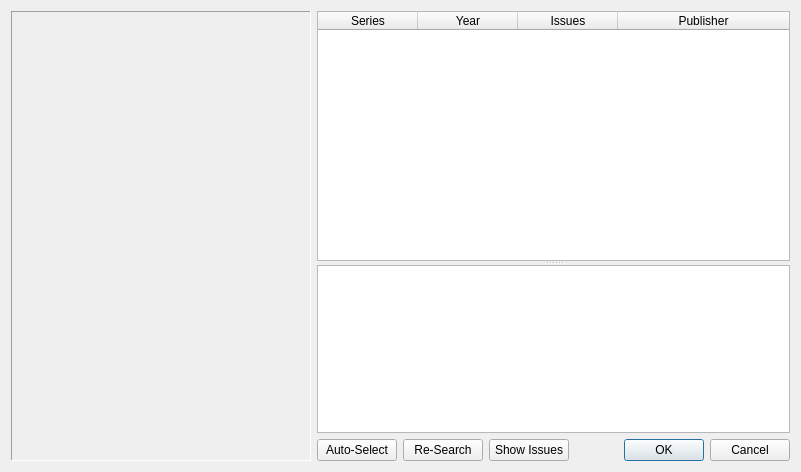
First picture: the form in volumeselectionwindow.ui, repository comictagger/comictagger, before the edit.
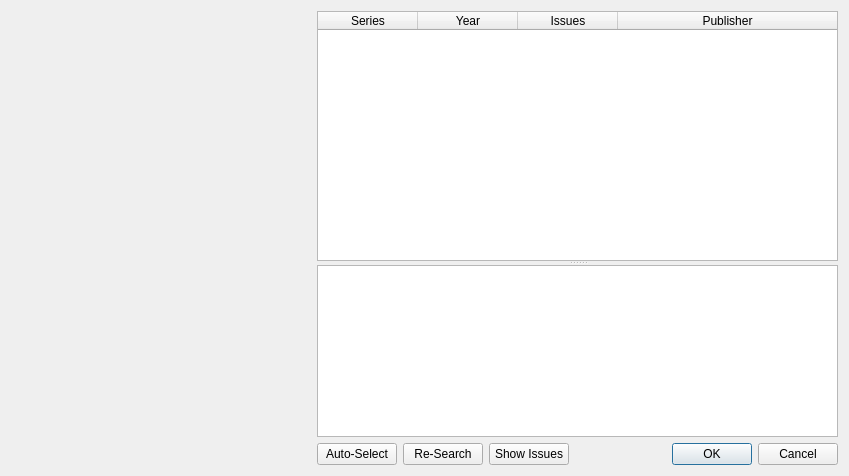
Second picture: the form after the edit.

Commit message: Volume selection widget now uses CoverImageWidget

What changed in the file:
```diff
--- a/volumeselectionwindow.ui
+++ b/volumeselectionwindow.ui
@@ -6,8 +6,8 @@
    <rect>
     <x>0</x>
     <y>0</y>
-    <width>801</width>
-    <height>470</height>
+    <width>849</width>
+    <height>476</height>
    </rect>
   </property>
   <property name="windowTitle">
@@ -20,7 +20,7 @@
    <item row="0" column="0">
     <layout class="QHBoxLayout" name="horizontalLayout_2">
      <item>
-      <widget class="QLabel" name="labelThumbnail">
+      <widget class="QWidget" name="imageContainer" native="true">
        <property name="minimumSize">
         <size>
          <width>300</width>
@@ -33,18 +33,6 @@
          <height>450</height>
         </size>
        </property>
-       <property name="frameShape">
-        <enum>QFrame::Panel</enum>
-       </property>
-       <property name="frameShadow">
-        <enum>QFrame::Sunken</enum>
-       </property>
-       <property name="text">
-        <string/>
-       </property>
-       <property name="scaledContents">
-        <bool>true</bool>
-       </property>
       </widget>
      </item>
      <item>
```
The commit also changes 1 other file.
